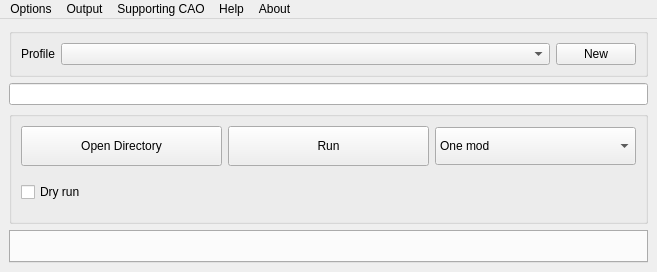
Above: src/GUI/MainWindow.ui from Guekka/cathedral-assets-optimizer before the change. Below: the same form after it.
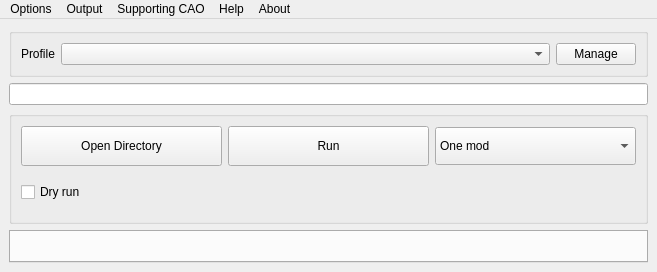
That is the form after the change.

Commit message: [UI] Added ProfilesManagerWindow, a window used to manage profiles

What changed in the file:
```diff
--- a/src/GUI/MainWindow.ui
+++ b/src/GUI/MainWindow.ui
@@ -63,7 +63,7 @@
           </sizepolicy>
          </property>
          <property name="text">
-          <string>New</string>
+          <string>Manage</string>
          </property>
         </widget>
        </item>
```
Left out of the diff: 2 changed lines with no effect on the pictures. The commit also changes 11 other files.
